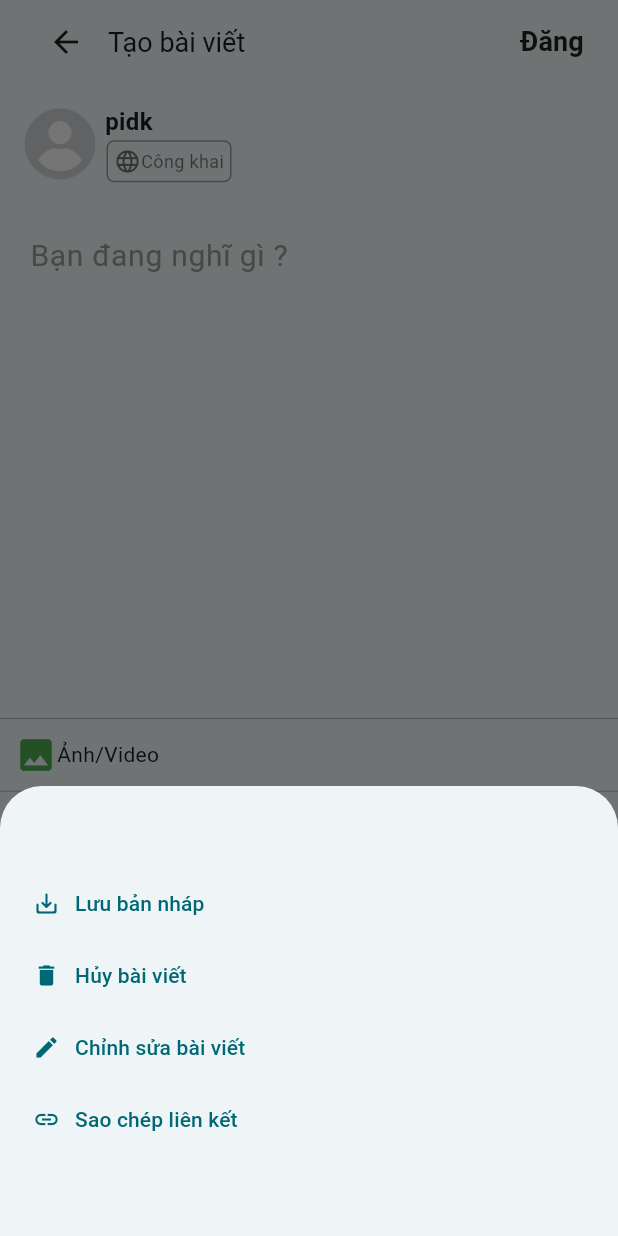
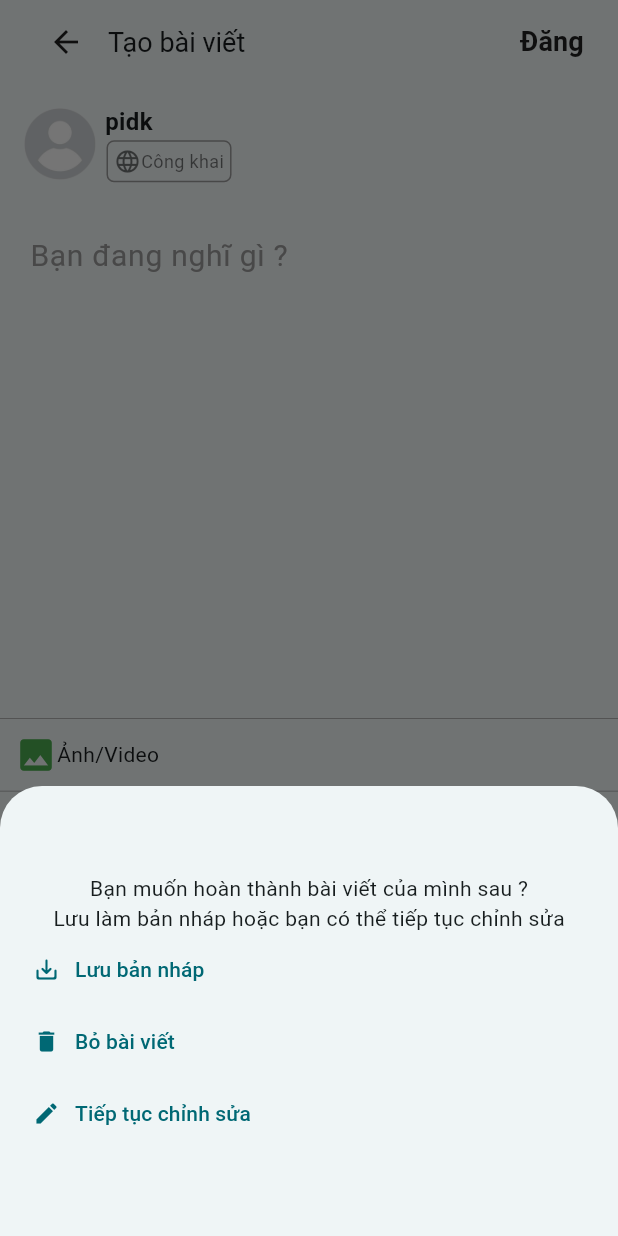
Before and after one commit to henrynguyen13/it4788, a Flutter app: the screen it shows after launch, after a tap on the "arrow back" icon, on a phone screen of 412 x 824 dp. Run offline on Flutter 3.47's test engine with Material 3 defaults, Android fonts, the phone set to English and light mode, and no system bars; our stand-ins replace dio, email_validator, expandable_text, flutter_animate, flutter_secure_storage, font_awesome_flutter and 1 more; accounts and stored records are empty.

Commit message:
save post draft

```diff
--- a/lib/post_article/post_article.dart
+++ b/lib/post_article/post_article.dart
@@ -43,6 +43,10 @@ class _PostArticleState extends State<PostArticle> {
                               mainAxisAlignment: MainAxisAlignment.center,
                               mainAxisSize: MainAxisSize.min,
                               children: <Widget>[
+                                Text(
+                                    "Bạn muốn hoàn thành bài viết của mình sau ?"),
+                                Text(
+                                    "Lưu làm bản nháp hoặc bạn có thể tiếp tục chỉnh sửa"),
                                 TextButton(
                                   child: const Row(
                                     children: [
@@ -64,7 +68,7 @@ class _PostArticleState extends State<PostArticle> {
                                             horizontal: 10),
                                         child: Icon(Icons.delete),
                                       ),
-                                      Text('Hủy bài viết'),
+                                      Text('Bỏ bài viết'),
                                     ],
                                   ),
                                   onPressed: () => Navigator.pop(context),
@@ -77,20 +81,7 @@ class _PostArticleState extends State<PostArticle> {
                                             horizontal: 10),
                                         child: Icon(Icons.edit),
                                       ),
-                                      Text('Chỉnh sửa bài viết'),
-                                    ],
-                                  ),
-                                  onPressed: () => Navigator.pop(context),
-                                ),
-                                TextButton(
-                                  child: const Row(
-                                    children: [
-                                      Padding(
-                                        padding: EdgeInsets.symmetric(
-                                            horizontal: 10),
-                                        child: Icon(Icons.link),
-                                      ),
-                                      Text('Sao chép liên kết'),
+                                      Text('Tiếp tục chỉnh sửa'),
                                     ],
                                   ),
                                   onPressed: () => Navigator.pop(context),
```
